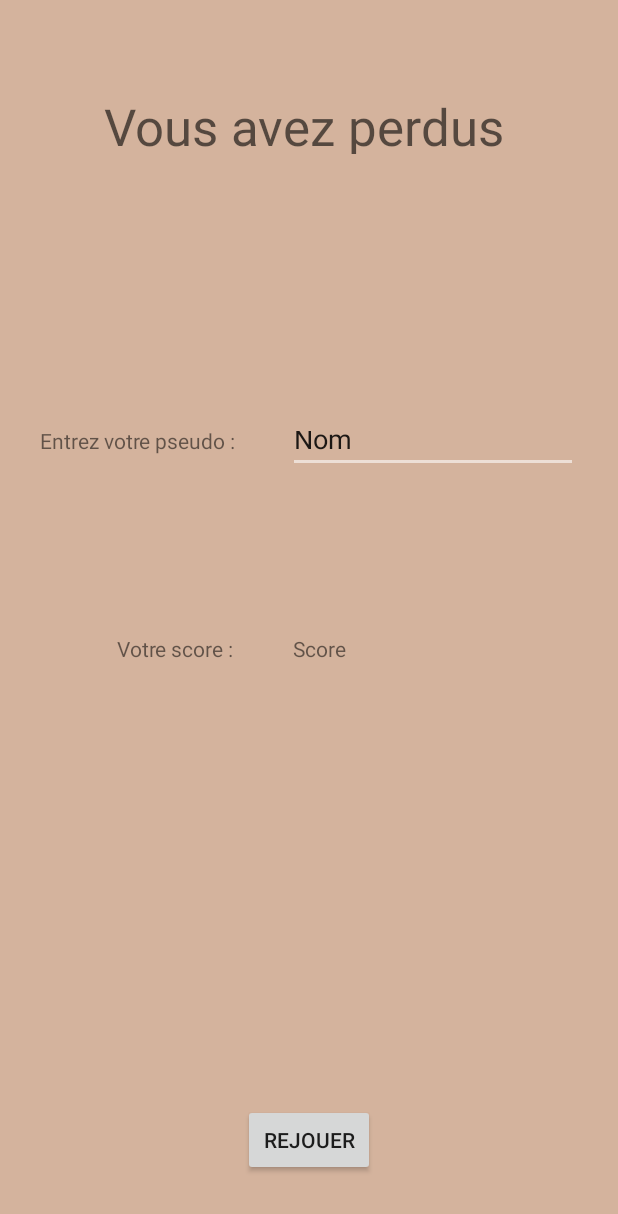
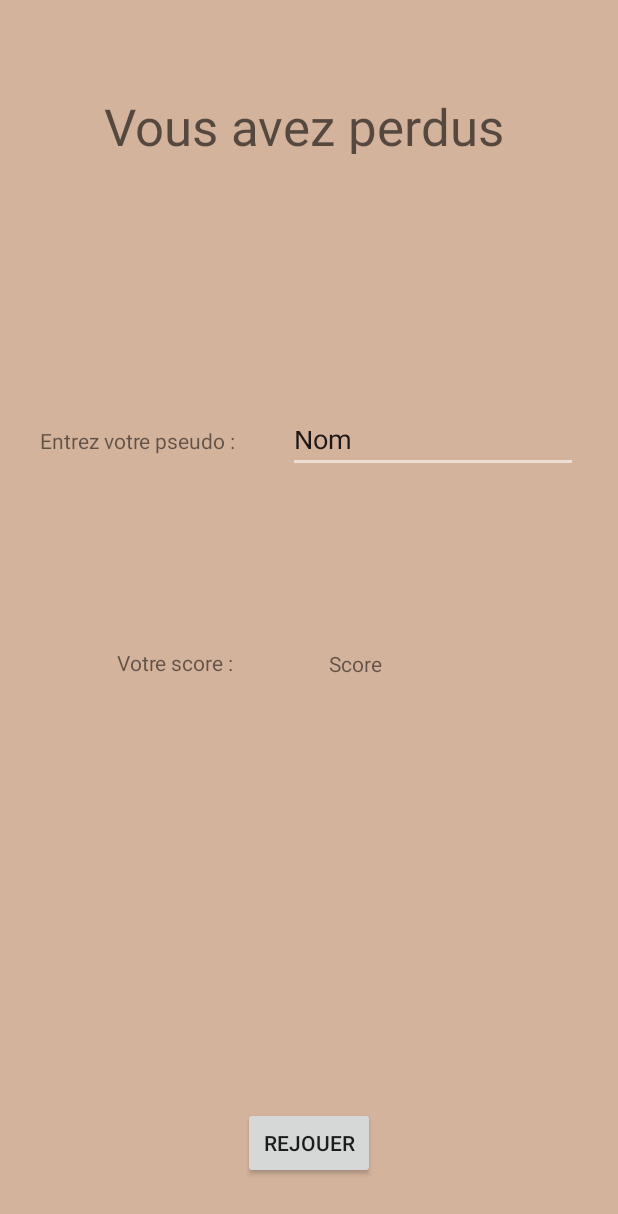
Before and after one commit to Khaaz/SP_NinjaJumper, an Android app: the layout activity_death.xml on its own in the app's theme, with its tools: preview values and no code run, on a phone screen of 412 x 824 dp. Shown: the top 1214 px of the screen. Run offline under Robolectric (Android 15) with nearby library versions, the phone set to English and light mode, and no system bars.

Commit message:
screen death + small fixes etc

```diff
--- a/app/src/main/AndroidManifest.xml
+++ b/app/src/main/AndroidManifest.xml
@@ -16,8 +16,9 @@
             </intent-filter>
         </activity>
         <activity android:name=".activities.ScoreActivity" />
-        <activity android:name=".activities.GameActivity" android:configChanges="orientation" android:screenOrientation="portrait"/>
+        <activity android:name=".activities.GameActivity" android:noHistory="true" android:configChanges="orientation" android:screenOrientation="portrait"/>
         <activity android:name=".activities.OptionsActivity" />
+        <activity android:name=".activities.DeathActivity" android:noHistory="true" />
     </application>
 
 </manifest>
--- a/app/src/main/java/com/iut/jumper/activities/GameActivity.java
+++ b/app/src/main/java/com/iut/jumper/activities/GameActivity.java
@@ -1,8 +1,6 @@
 package com.iut.jumper.activities;
 
-import android.app.Activity;
 import android.content.Intent;
-import android.content.SharedPreferences;
 import android.os.Bundle;
 import android.util.Log;
 import android.view.Display;
@@ -45,8 +43,8 @@ public class GameActivity extends AActivity {
     }
 
     public void showMenu() {
-        Intent intent = new Intent(this, MainActivity.class);
-        intent.setFlags(Intent.FLAG_ACTIVITY_NEW_TASK | Intent.FLAG_ACTIVITY_CLEAR_TASK);
+        Intent intent = new Intent(this, DeathActivity.class);
+        intent.putExtra("Score", this.gameService.getScore());
         startActivity(intent);
     }
 
--- a/app/src/main/java/com/iut/jumper/core/managers/PositionManager.java
+++ b/app/src/main/java/com/iut/jumper/core/managers/PositionManager.java
@@ -9,6 +9,7 @@ import com.iut.jumper.models.Jumper;
 import com.iut.jumper.utils.Constants;
 import com.iut.jumper.utils.Positioner;
 
+import java.util.Map;
 import java.util.Random;
 
 public class PositionManager implements IUpdatable {
@@ -141,8 +142,8 @@ public class PositionManager implements IUpdatable {
         // default: move jumper  up
         this.moveJumperUp(jumper);
 
-        if (this.gameService.getScore() < this.currentJumpHeight) {
-            this.updateScore(this.currentJumpHeight);
+        if (this.gameService.getScore() * 10 <= this.currentJumpHeight) {
+            this.updateScore(this.currentJumpHeight - this.gameService.getScore());
         }
     }
 
--- a/app/src/main/java/com/iut/jumper/fragments/DeathFragment.java
+++ /dev/null
@@ -1,6 +0,0 @@
-package com.iut.jumper.fragments;
-
-import android.support.v4.app.FragmentActivity;
-
-public class DeathFragment extends FragmentActivity {
-}
--- a/app/src/main/res/layout/activity_death.xml
+++ b/app/src/main/res/layout/activity_death.xml
@@ -25,7 +25,7 @@
         app:layout_constraintVertical_bias="0.06999999" />
 
     <TextView
-        android:id="@+id/textView4"
+        android:id="@+id/score_pseudo"
         android:layout_width="wrap_content"
         android:layout_height="wrap_content"
         android:layout_marginTop="8dp"
@@ -34,14 +34,14 @@
         android:text="@string/score_pseudo"
         app:layout_constraintBottom_toBottomOf="parent"
         app:layout_constraintEnd_toEndOf="parent"
-        app:layout_constraintEnd_toStartOf="@+id/editText"
+        app:layout_constraintEnd_toStartOf="@+id/score_pseudoEdit"
         app:layout_constraintHorizontal_bias="0.5"
         app:layout_constraintStart_toStartOf="parent"
         app:layout_constraintTop_toBottomOf="@+id/textView3"
         app:layout_constraintVertical_bias="0.25" />
 
     <EditText
-        android:id="@+id/editText"
+        android:id="@+id/score_pseudoEdit"
         android:layout_width="193dp"
         android:layout_height="38dp"
         android:layout_marginTop="8dp"
@@ -52,12 +52,12 @@
         app:layout_constraintBottom_toBottomOf="parent"
         app:layout_constraintEnd_toEndOf="parent"
         app:layout_constraintHorizontal_bias="0.5"
-        app:layout_constraintStart_toEndOf="@+id/textView4"
+        app:layout_constraintStart_toEndOf="@+id/score_pseudo"
         app:layout_constraintTop_toBottomOf="@+id/textView3"
         app:layout_constraintVertical_bias="0.25" />
 
     <TextView
-        android:id="@+id/textView5"
+        android:id="@+id/score_score"
         android:layout_width="wrap_content"
         android:layout_height="wrap_content"
         android:layout_marginStart="8dp"
@@ -71,13 +71,13 @@
         app:layout_constraintEnd_toEndOf="parent"
         app:layout_constraintHorizontal_bias="0.22"
         app:layout_constraintStart_toStartOf="parent"
-        app:layout_constraintTop_toBottomOf="@+id/textView4"
+        app:layout_constraintTop_toBottomOf="@+id/score_pseudoEdit"
         app:layout_constraintVertical_bias="0.23000002" />
 
     <TextView
-        android:id="@+id/textView6"
-        android:layout_width="wrap_content"
-        android:layout_height="wrap_content"
+        android:id="@+id/score_scoreShow"
+        android:layout_width="52dp"
+        android:layout_height="24dp"
         android:layout_marginStart="8dp"
         android:layout_marginLeft="8dp"
         android:layout_marginTop="8dp"
@@ -87,10 +87,10 @@
         android:text="@string/score_score2"
         app:layout_constraintBottom_toBottomOf="parent"
         app:layout_constraintEnd_toEndOf="parent"
-        app:layout_constraintHorizontal_bias="0.52"
+        app:layout_constraintHorizontal_bias="0.615"
         app:layout_constraintStart_toStartOf="parent"
-        app:layout_constraintTop_toBottomOf="@+id/editText"
-        app:layout_constraintVertical_bias="0.20999998" />
+        app:layout_constraintTop_toBottomOf="@+id/score_pseudoEdit"
+        app:layout_constraintVertical_bias="0.233" />
 
     <Button
         android:id="@+id/button2"
@@ -106,6 +106,7 @@
         app:layout_constraintBottom_toBottomOf="parent"
         app:layout_constraintEnd_toEndOf="parent"
         app:layout_constraintStart_toStartOf="parent"
-        app:layout_constraintTop_toBottomOf="@+id/textView5"
-        app:layout_constraintVertical_bias="0.9" />
+        app:layout_constraintTop_toBottomOf="@+id/score_scoreShow"
+        app:layout_constraintVertical_bias="0.9"
+        android:onClick="replayButton"/>
 </android.support.constraint.ConstraintLayout>
--- a/app/src/main/res/layout/activity_game.xml
+++ b/app/src/main/res/layout/activity_game.xml
@@ -48,6 +48,7 @@
 
     <TextView
         android:id="@+id/textViewScore"
+        android:textColor="@android:color/white"
         android:layout_width="wrap_content"
         android:layout_height="wrap_content"
         android:layout_marginStart="8dp"
```
Also changed, not shown: app/src/main/java/com/iut/jumper/activities/DeathActivity.java (added, +32 -0 lines), 1 other file.
